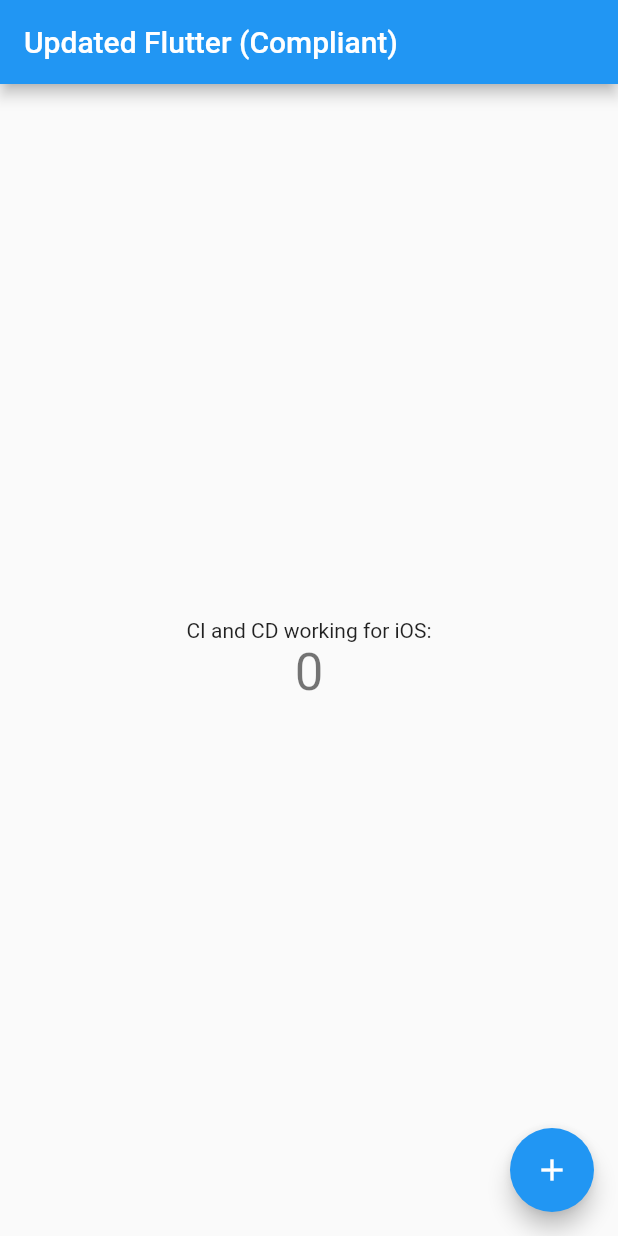
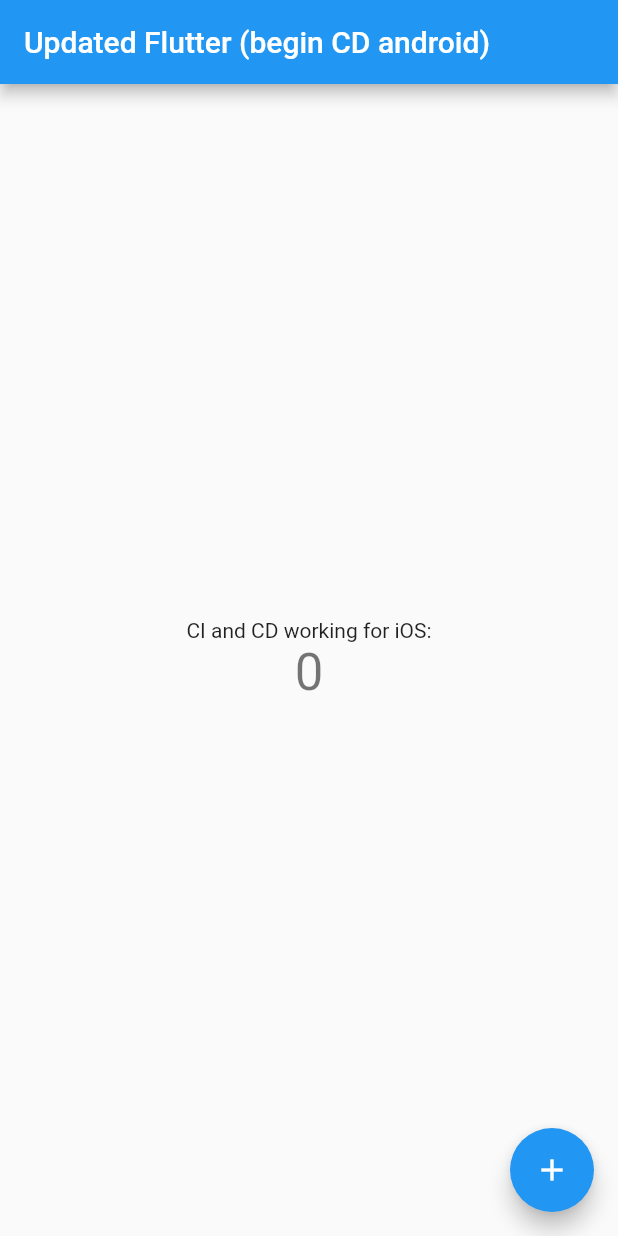
Before and after one commit to csmac3144/myapp, a Flutter app: the screen it shows after launch, on a phone screen of 412 x 824 dp. Run offline on Flutter 3.47's test engine with Material 2 defaults, Android fonts, the phone set to English and light mode, and no system bars.

```diff
--- a/lib/main.dart
+++ b/lib/main.dart
@@ -19,7 +19,7 @@ class MyApp extends StatelessWidget {
         // counter didn't reset back to zero; the application is not restarted.
         primarySwatch: Colors.blue,
       ),
-      home: new MyHomePage(title: 'Updated Flutter (Compliant)'),
+      home: new MyHomePage(title: 'Updated Flutter (begin CD android)'),
     );
   }
 }
```
Also changed, not shown: 9 other files.
